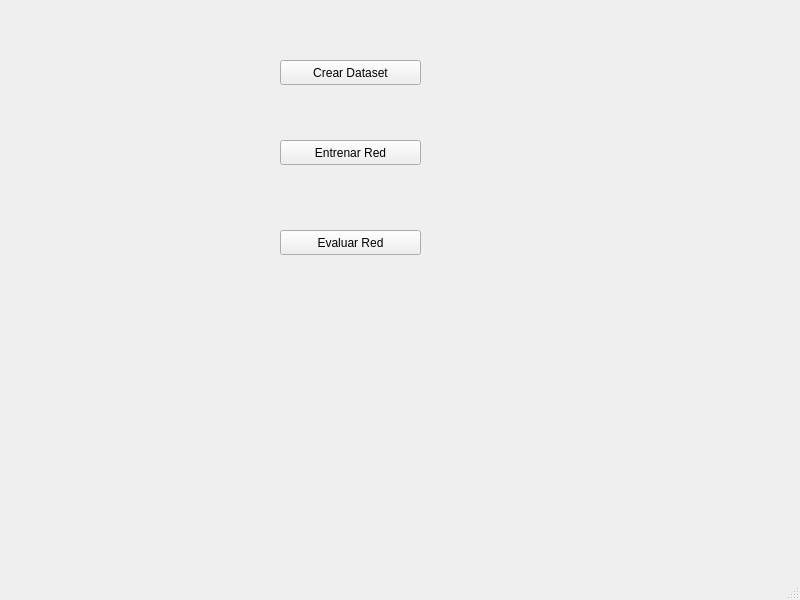
Above: neuralNetworks/mainwindow.ui from carmenballester/SI-P2 before the change. Below: the same form after it.
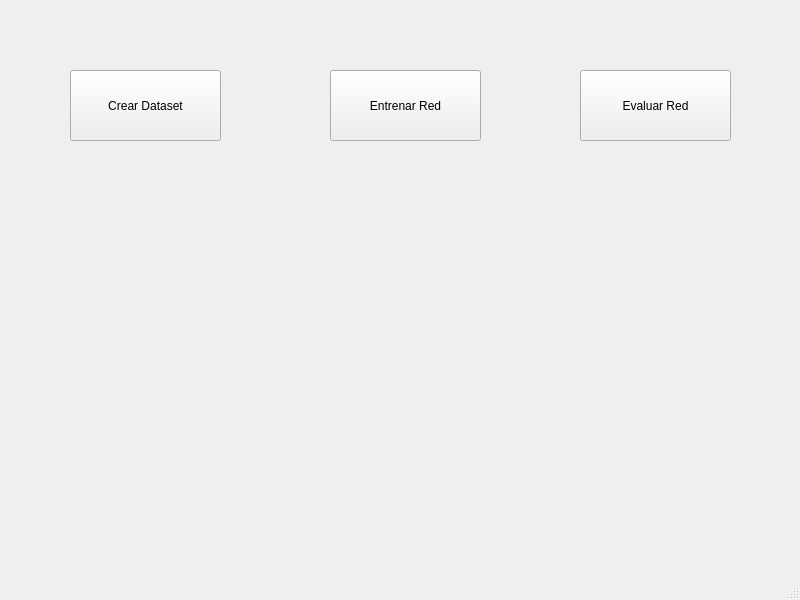
That is the form after the change.

```diff
--- a/neuralNetworks/mainwindow.ui
+++ b/neuralNetworks/mainwindow.ui
@@ -17,10 +17,10 @@
    <widget class="QPushButton" name="createDataset">
     <property name="geometry">
      <rect>
-      <x>280</x>
-      <y>60</y>
-      <width>141</width>
-      <height>25</height>
+      <x>70</x>
+      <y>70</y>
+      <width>151</width>
+      <height>71</height>
      </rect>
     </property>
     <property name="text">
@@ -30,10 +30,10 @@
    <widget class="QPushButton" name="trainNet">
     <property name="geometry">
      <rect>
-      <x>280</x>
-      <y>140</y>
-      <width>141</width>
-      <height>25</height>
+      <x>330</x>
+      <y>70</y>
+      <width>151</width>
+      <height>71</height>
      </rect>
     </property>
     <property name="text">
@@ -43,16 +43,29 @@
    <widget class="QPushButton" name="testNet">
     <property name="geometry">
      <rect>
-      <x>280</x>
-      <y>230</y>
-      <width>141</width>
-      <height>25</height>
+      <x>580</x>
+      <y>70</y>
+      <width>151</width>
+      <height>71</height>
      </rect>
     </property>
     <property name="text">
      <string>Evaluar Red</string>
     </property>
    </widget>
+   <widget class="QLabel" name="image">
+    <property name="geometry">
+     <rect>
+      <x>70</x>
+      <y>190</y>
+      <width>661</width>
+      <height>321</height>
+     </rect>
+    </property>
+    <property name="text">
+     <string/>
+    </property>
+   </widget>
   </widget>
   <widget class="QMenuBar" name="menubar">
    <property name="geometry">
```
